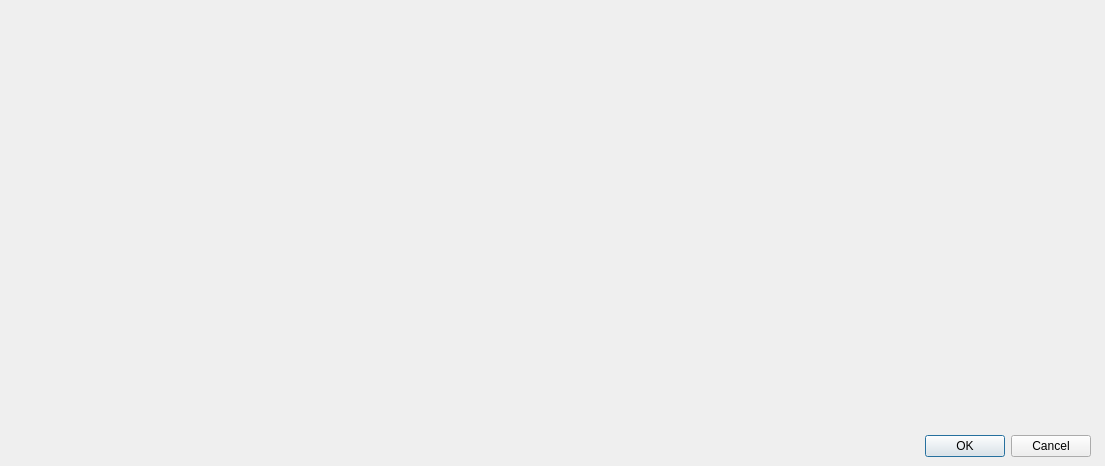
First picture: the form in preview_dialog.ui, repository NINAnor/NOFAInsert, before the edit.
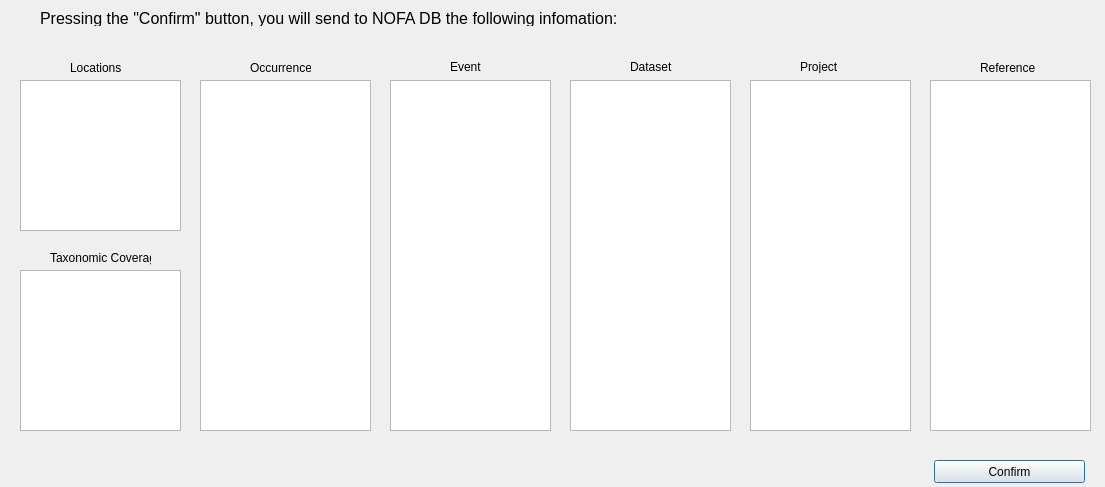
Second picture: the form after the edit.

Commit message: preview dialog improved

The edit to the form file:
```diff
--- a/preview_dialog.ui
+++ b/preview_dialog.ui
@@ -7,26 +7,207 @@
     <x>0</x>
     <y>0</y>
     <width>1105</width>
-    <height>466</height>
+    <height>487</height>
    </rect>
   </property>
   <property name="windowTitle">
    <string>Dialog</string>
   </property>
-  <widget class="QDialogButtonBox" name="buttonBox">
+  <widget class="QListWidget" name="listWidget_1">
    <property name="geometry">
     <rect>
-     <x>920</x>
-     <y>430</y>
+     <x>20</x>
+     <y>80</y>
+     <width>161</width>
+     <height>151</height>
+    </rect>
+   </property>
+   <property name="font">
+    <font>
+     <pointsize>18</pointsize>
+    </font>
+   </property>
+  </widget>
+  <widget class="QListWidget" name="listWidget_3">
+   <property name="geometry">
+    <rect>
+     <x>20</x>
+     <y>270</y>
+     <width>161</width>
+     <height>161</height>
+    </rect>
+   </property>
+  </widget>
+  <widget class="QListWidget" name="listWidget_2">
+   <property name="geometry">
+    <rect>
+     <x>200</x>
+     <y>80</y>
      <width>171</width>
-     <height>32</height>
+     <height>351</height>
     </rect>
    </property>
-   <property name="orientation">
-    <enum>Qt::Horizontal</enum>
+  </widget>
+  <widget class="QListWidget" name="listWidget_4">
+   <property name="geometry">
+    <rect>
+     <x>390</x>
+     <y>80</y>
+     <width>161</width>
+     <height>351</height>
+    </rect>
    </property>
-   <property name="standardButtons">
-    <set>QDialogButtonBox::Cancel|QDialogButtonBox::Ok</set>
+  </widget>
+  <widget class="QListWidget" name="listWidget_5">
+   <property name="geometry">
+    <rect>
+     <x>570</x>
+     <y>80</y>
+     <width>161</width>
+     <height>351</height>
+    </rect>
+   </property>
+  </widget>
+  <widget class="QLabel" name="label">
+   <property name="geometry">
+    <rect>
+     <x>40</x>
+     <y>10</y>
+     <width>601</width>
+     <height>16</height>
+    </rect>
+   </property>
+   <property name="font">
+    <font>
+     <pointsize>12</pointsize>
+    </font>
+   </property>
+   <property name="text">
+    <string>Pressing the &quot;Confirm&quot; button, you will send to NOFA DB the following infomation:</string>
+   </property>
+  </widget>
+  <widget class="QPushButton" name="pushButton">
+   <property name="geometry">
+    <rect>
+     <x>934</x>
+     <y>460</y>
+     <width>151</width>
+     <height>23</height>
+    </rect>
+   </property>
+   <property name="text">
+    <string>Confirm</string>
+   </property>
+  </widget>
+  <widget class="QLabel" name="label_2">
+   <property name="geometry">
+    <rect>
+     <x>70</x>
+     <y>60</y>
+     <width>71</width>
+     <height>16</height>
+    </rect>
+   </property>
+   <property name="text">
+    <string>Locations</string>
+   </property>
+  </widget>
+  <widget class="QLabel" name="label_3">
+   <property name="geometry">
+    <rect>
+     <x>50</x>
+     <y>250</y>
+     <width>101</width>
+     <height>16</height>
+    </rect>
+   </property>
+   <property name="text">
+    <string>Taxonomic Coverage</string>
+   </property>
+  </widget>
+  <widget class="QLabel" name="label_4">
+   <property name="geometry">
+    <rect>
+     <x>250</x>
+     <y>60</y>
+     <width>61</width>
+     <height>16</height>
+    </rect>
+   </property>
+   <property name="text">
+    <string>Occurrence</string>
+   </property>
+  </widget>
+  <widget class="QLabel" name="label_5">
+   <property name="geometry">
+    <rect>
+     <x>450</x>
+     <y>60</y>
+     <width>47</width>
+     <height>13</height>
+    </rect>
+   </property>
+   <property name="text">
+    <string>Event</string>
+   </property>
+  </widget>
+  <widget class="QLabel" name="label_6">
+   <property name="geometry">
+    <rect>
+     <x>630</x>
+     <y>60</y>
+     <width>47</width>
+     <height>13</height>
+    </rect>
+   </property>
+   <property name="text">
+    <string>Dataset</string>
+   </property>
+  </widget>
+  <widget class="QListWidget" name="listWidget_6">
+   <property name="geometry">
+    <rect>
+     <x>750</x>
+     <y>80</y>
+     <width>161</width>
+     <height>351</height>
+    </rect>
+   </property>
+  </widget>
+  <widget class="QListWidget" name="listWidget_7">
+   <property name="geometry">
+    <rect>
+     <x>930</x>
+     <y>80</y>
+     <width>161</width>
+     <height>351</height>
+    </rect>
+   </property>
+  </widget>
+  <widget class="QLabel" name="label_7">
+   <property name="geometry">
+    <rect>
+     <x>800</x>
+     <y>60</y>
+     <width>47</width>
+     <height>13</height>
+    </rect>
+   </property>
+   <property name="text">
+    <string>Project</string>
+   </property>
+  </widget>
+  <widget class="QLabel" name="label_8">
+   <property name="geometry">
+    <rect>
+     <x>980</x>
+     <y>60</y>
+     <width>61</width>
+     <height>16</height>
+    </rect>
+   </property>
+   <property name="text">
+    <string>Reference</string>
    </property>
   </widget>
  </widget>
```
Left out of the diff: 35 changed lines with no effect on the pictures. The commit also changes 1 other file.
